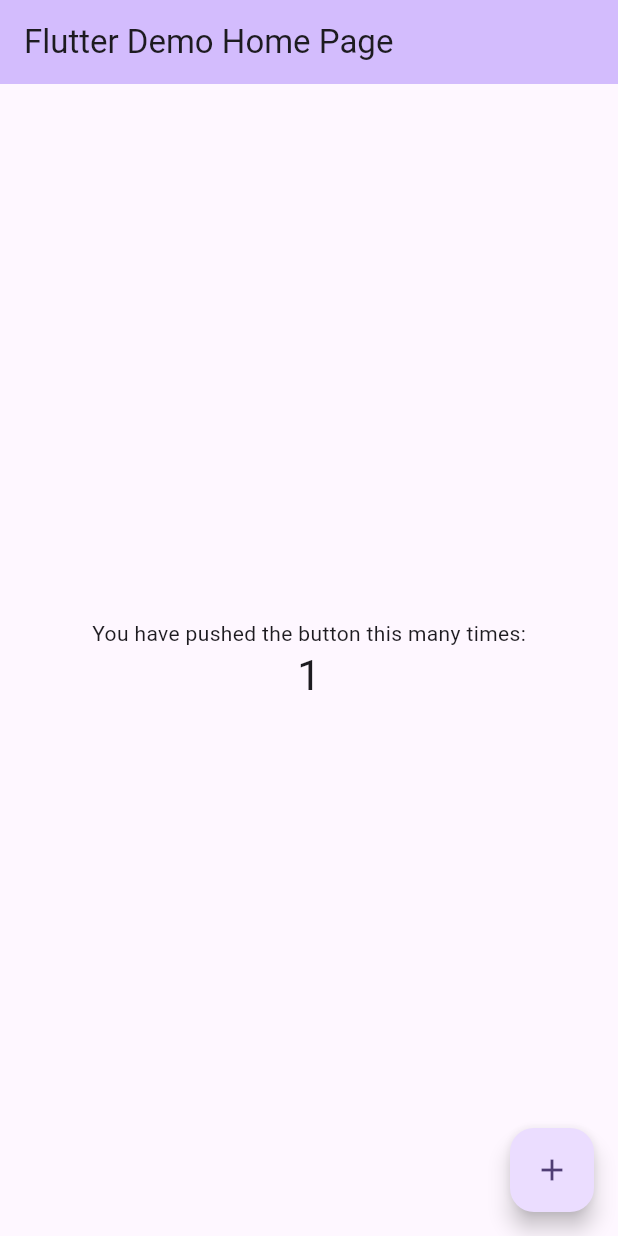
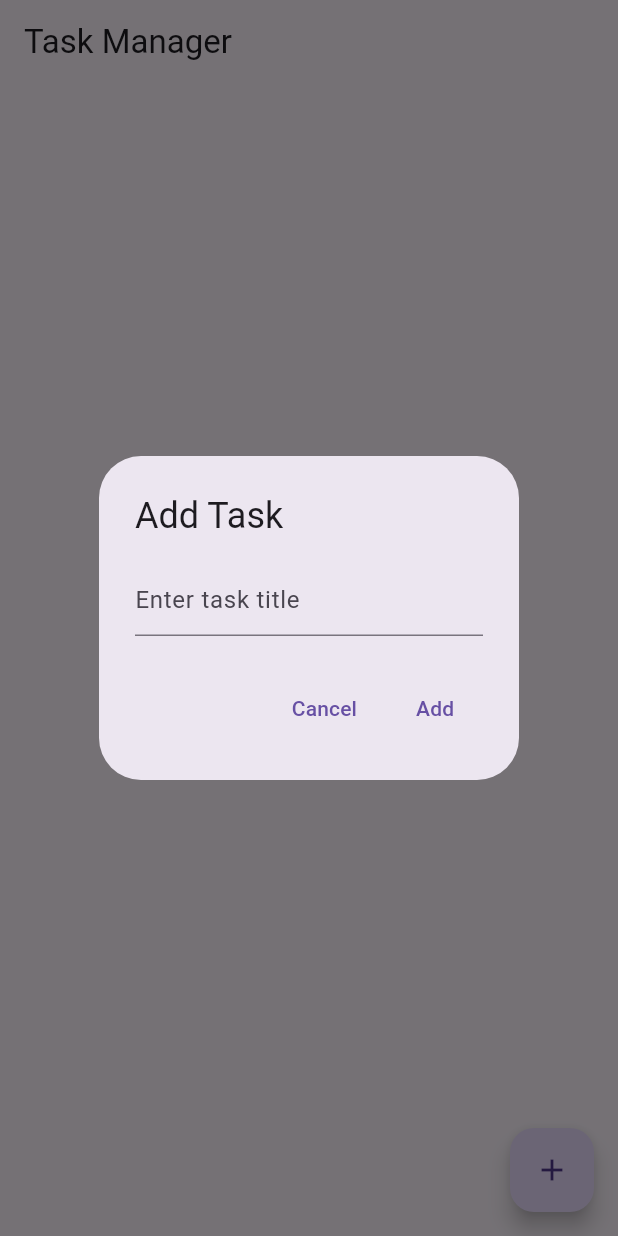
Before and after one commit to Kaushik-Choudhury/task_manager, a Flutter app: the screen it shows after launch, after a tap on the "add" icon, on a phone screen of 412 x 824 dp. Run offline on Flutter 3.47's test engine with Material 3 defaults, Android fonts, the light colour scheme and no system bars; our stand-ins replace cloud_firestore, firebase_core, get_it; accounts and stored records are empty.

Commit message:
phase 2 update

```diff
--- a/lib/main.dart
+++ b/lib/main.dart
@@ -1,125 +1,24 @@
 import 'package:flutter/material.dart';
+import 'package:firebase_core/firebase_core.dart';
+import 'package:task_manager/service_locator.dart';
+import 'package:task_manager/views/home_view.dart';
 
-void main() {
-  runApp(const MyApp());
+void main() async {
+  WidgetsFlutterBinding.ensureInitialized();
+  await Firebase.initializeApp();
+  setupLocator();
+  runApp(MyApp());
 }
 
 class MyApp extends StatelessWidget {
-  const MyApp({super.key});
-
-  // This widget is the root of your application.
   @override
   Widget build(BuildContext context) {
     return MaterialApp(
-      title: 'Flutter Demo',
+      title: 'Task Manager',
       theme: ThemeData(
-        // This is the theme of your application.
-        //
-        // TRY THIS: Try running your application with "flutter run". You'll see
-        // the application has a purple toolbar. Then, without quitting the app,
-        // try changing the seedColor in the colorScheme below to Colors.green
-        // and then invoke "hot reload" (save your changes or press the "hot
-        // reload" button in a Flutter-supported IDE, or press "r" if you used
-        // the command line to start the app).
-        //
-        // Notice that the counter didn't reset back to zero; the application
-        // state is not lost during the reload. To reset the state, use hot
-        // restart instead.
-        //
-        // This works for code too, not just values: Most code changes can be
-        // tested with just a hot reload.
-        colorScheme: ColorScheme.fromSeed(seedColor: Colors.deepPurple),
-        useMaterial3: true,
+        primarySwatch: Colors.blue,
       ),
-      home: const MyHomePage(title: 'Flutter Demo Home Page'),
+      home: HomeView(),
     );
   }
 }
-
-class MyHomePage extends StatefulWidget {
-  const MyHomePage({super.key, required this.title});
-
-  // This widget is the home page of your application. It is stateful, meaning
-  // that it has a State object (defined below) that contains fields that affect
-  // how it looks.
-
-  // This class is the configuration for the state. It holds the values (in this
-  // case the title) provided by the parent (in this case the App widget) and
-  // used by the build method of the State. Fields in a Widget subclass are
-  // always marked "final".
-
-  final String title;
-
-  @override
-  State<MyHomePage> createState() => _MyHomePageState();
-}
-
-class _MyHomePageState extends State<MyHomePage> {
-  int _counter = 0;
-
-  void _incrementCounter() {
-    setState(() {
-      // This call to setState tells the Flutter framework that something has
-      // changed in this State, which causes it to rerun the build method below
-      // so that the display can reflect the updated values. If we changed
-      // _counter without calling setState(), then the build method would not be
-      // called again, and so nothing would appear to happen.
-      _counter++;
-    });
-  }
-
-  @override
-  Widget build(BuildContext context) {
-    // This method is rerun every time setState is called, for instance as done
-    // by the _incrementCounter method above.
-    //
-    // The Flutter framework has been optimized to make rerunning build methods
-    // fast, so that you can just rebuild anything that needs updating rather
-    // than having to individually change instances of widgets.
-    return Scaffold(
-      appBar: AppBar(
-        // TRY THIS: Try changing the color here to a specific color (to
-        // Colors.amber, perhaps?) and trigger a hot reload to see the AppBar
-        // change color while the other colors stay the same.
-        backgroundColor: Theme.of(context).colorScheme.inversePrimary,
-        // Here we take the value from the MyHomePage object that was created by
-        // the App.build method, and use it to set our appbar title.
-        title: Text(widget.title),
-      ),
-      body: Center(
-        // Center is a layout widget. It takes a single child and positions it
-        // in the middle of the parent.
-        child: Column(
-          // Column is also a layout widget. It takes a list of children and
-          // arranges them vertically. By default, it sizes itself to fit its
-          // children horizontally, and tries to be as tall as its parent.
-          //
-          // Column has various properties to control how it sizes itself and
-          // how it positions its children. Here we use mainAxisAlignment to
-          // center the children vertically; the main axis here is the vertical
-          // axis because Columns are vertical (the cross axis would be
-          // horizontal).
-          //
-          // TRY THIS: Invoke "debug painting" (choose the "Toggle Debug Paint"
-          // action in the IDE, or press "p" in the console), to see the
-          // wireframe for each widget.
-          mainAxisAlignment: MainAxisAlignment.center,
-          children: <Widget>[
-            const Text(
-              'You have pushed the button this many times:',
-            ),
-            Text(
-              '$_counter',
-              style: Theme.of(context).textTheme.headlineMedium,
-            ),
-          ],
-        ),
-      ),
-      floatingActionButton: FloatingActionButton(
-        onPressed: _incrementCounter,
-        tooltip: 'Increment',
-        child: const Icon(Icons.add),
-      ), // This trailing comma makes auto-formatting nicer for build methods.
-    );
-  }
-}
--- a/lib/models/task.dart
+++ b/lib/models/task.dart
@@ -0,0 +1,21 @@
+import 'package:cloud_firestore/cloud_firestore.dart';
+
+class Task {
+  String id;
+  String title;
+  bool isCompleted;
+
+  Task({required this.id, required this.title, this.isCompleted = false});
+
+  Task.fromSnapshot(DocumentSnapshot snapshot)
+      : id = snapshot.id,
+        title = snapshot['title'],
+        isCompleted = snapshot['isCompleted'];
+
+  Map<String, dynamic> toMap() {
+    return {
+      'title': title,
+      'isCompleted': isCompleted,
+    };
+  }
+}
--- a/lib/service_locator.dart
+++ b/lib/service_locator.dart
@@ -0,0 +1,8 @@
+import 'package:get_it/get_it.dart';
+import 'services/firebase_service.dart';
+
+GetIt locator = GetIt.instance;
+
+void setupLocator() {
+  locator.registerLazySingleton(() => FirebaseService());
+}
--- a/lib/services/firebase_service.dart
+++ b/lib/services/firebase_service.dart
@@ -0,0 +1,24 @@
+import 'package:cloud_firestore/cloud_firestore.dart';
+import '../models/task.dart';
+
+class FirebaseService {
+  final CollectionReference _tasksCollection = FirebaseFirestore.instance.collection('tasks');
+
+  Stream<List<Task>> getTasks() {
+    return _tasksCollection.snapshots().map((snapshot) =>
+      snapshot.docs.map((doc) => Task.fromSnapshot(doc)).toList()
+    );
+  }
+
+  Future<void> addTask(Task task) {
+    return _tasksCollection.add(task.toMap());
+  }
+
+  Future<void> updateTask(Task task) {
+    return _tasksCollection.doc(task.id).update(task.toMap());
+  }
+
+  Future<void> deleteTask(String id) {
+    return _tasksCollection.doc(id).delete();
+  }
+}
--- a/lib/viewmodels/home_view_model.dart
+++ b/lib/viewmodels/home_view_model.dart
@@ -0,0 +1,30 @@
+import 'package:flutter/material.dart';
+import '../services/firebase_service.dart';
+import '../models/task.dart';
+import '../service_locator.dart';
+
+class HomeViewModel extends ChangeNotifier {
+  FirebaseService _firebaseService = locator<FirebaseService>();
+  List<Task> tasks = [];
+
+  HomeViewModel() {
+    _firebaseService.getTasks().listen((tasks) {
+      this.tasks = tasks;
+      notifyListeners();
+    });
+  }
+
+  void addTask(String title) {
+    final newTask = Task(id: '', title: title);
+    _firebaseService.addTask(newTask);
+  }
+
+  void toggleTaskCompletion(Task task) {
+    task.isCompleted = !task.isCompleted;
+    _firebaseService.updateTask(task);
+  }
+
+  void deleteTask(String id) {
+    _firebaseService.deleteTask(id);
+  }
+}
--- a/lib/views/home_view.dart
+++ b/lib/views/home_view.dart
@@ -0,0 +1,67 @@
+import 'package:flutter/material.dart';
+import 'package:provider/provider.dart';
+import '../viewmodels/home_view_model.dart';
+import '../widgets/task_tile.dart';
+
+class HomeView extends StatelessWidget {
+  @override
+  Widget build(BuildContext context) {
+    return ChangeNotifierProvider(
+      create: (context) => HomeViewModel(),
+      child: Scaffold(
+        appBar: AppBar(
+          title: Text('Task Manager'),
+        ),
+        body: Consumer<HomeViewModel>(
+          builder: (context, model, child) {
+            return ListView.builder(
+              itemCount: model.tasks.length,
+              itemBuilder: (context, index) {
+                final task = model.tasks[index];
+                return TaskTile(
+                  task: task,
+                  onTaskToggle: () => model.toggleTaskCompletion(task),
+                  onTaskDelete: () => model.deleteTask(task.id),
+                );
+              },
+            );
+          },
+        ),
+        floatingActionButton: FloatingActionButton(
+          onPressed: () => _showAddTaskDialog(context),
+          child: Icon(Icons.add),
+        ),
+      ),
+    );
+  }
+
+  void _showAddTaskDialog(BuildContext context) {
+    final TextEditingController taskController = TextEditingController();
+
+    showDialog(
+      context: context,
+      builder: (context) {
+        return AlertDialog(
+          title: Text('Add Task'),
+          content: TextField(
+            controller: taskController,
+            decoration: InputDecoration(hintText: 'Enter task title'),
+          ),
+          actions: <Widget>[
+            TextButton(
+              child: Text('Cancel'),
+              onPressed: () => Navigator.pop(context),
+            ),
+            TextButton(
+              child: Text('Add'),
+              onPressed: () {
+                Provider.of<HomeViewModel>(context, listen: false).addTask(taskController.text);
+                Navigator.pop(context);
+              },
+            ),
+          ],
+        );
+      },
+    );
+  }
+}
--- a/lib/widgets/task_tile.dart
+++ b/lib/widgets/task_tile.dart
@@ -0,0 +1,34 @@
+import 'package:flutter/material.dart';
+import '../models/task.dart';
+
+class TaskTile extends StatelessWidget {
+  final Task task;
+  final Function onTaskToggle;
+  final Function onTaskDelete;
+
+  const TaskTile({
+    required this.task,
+    required this.onTaskToggle,
+    required this.onTaskDelete,
+  });
+
+  @override
+  Widget build(BuildContext context) {
+    return ListTile(
+      title: Text(
+        task.title,
+        style: TextStyle(
+          decoration: task.isCompleted ? TextDecoration.lineThrough : TextDecoration.none,
+        ),
+      ),
+      leading: Checkbox(
+        value: task.isCompleted,
+        onChanged: (value) => onTaskToggle(),
+      ),
+      trailing: IconButton(
+        icon: Icon(Icons.delete),
+        onPressed: () => onTaskDelete(),
+      ),
+    );
+  }
+}
--- a/pubspec.yaml
+++ b/pubspec.yaml
@@ -35,6 +35,9 @@ dependencies:
   # The following adds the Cupertino Icons font to your application.
   # Use with the CupertinoIcons class for iOS style icons.
   cupertino_icons: ^1.0.6
+  cloud_firestore: ^5.0.1
+  get_it: ^7.7.0
+  provider: ^6.1.2
 
 dev_dependencies:
   flutter_test:
```
Also changed, not shown: pubspec.lock, 3 other files.
